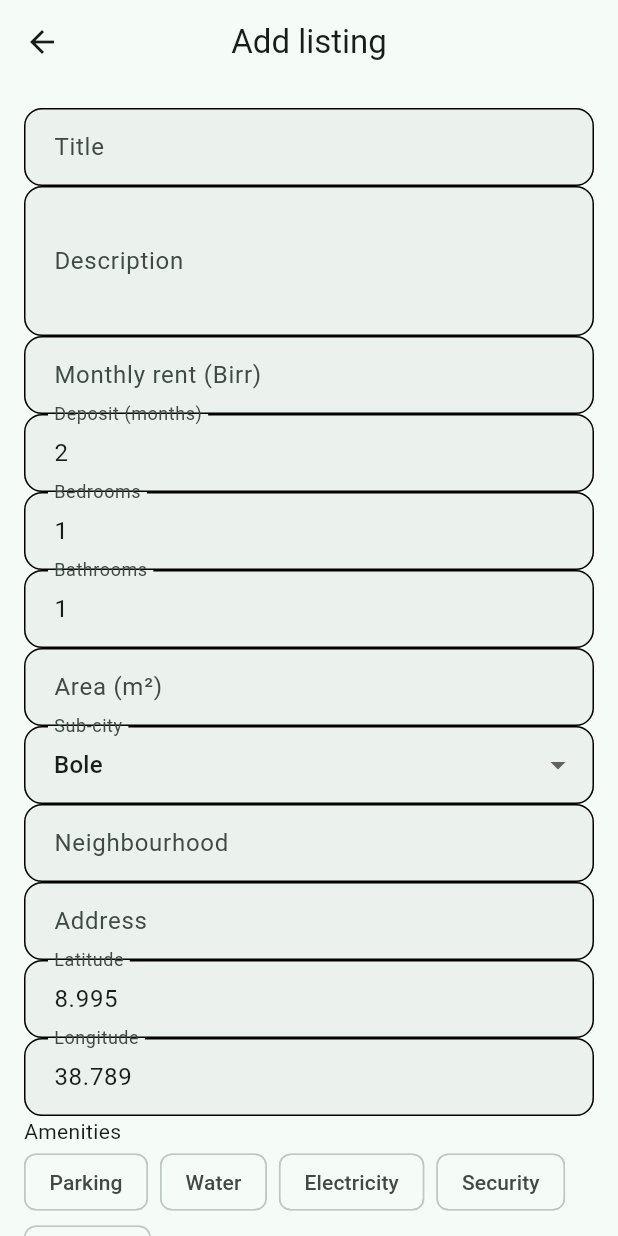
After one commit to 1lelanta/kiray_bet, a Flutter app: the ListingFormScreen screen opened directly, on a phone screen of 412 x 824 dp. The commit adds this screen. Run offline on Flutter 3.47's test engine with Material 3 defaults, Android fonts, the phone set to English and light mode, and no system bars; our stand-ins replace flutter_riverpod, freezed_annotation, go_router.

Commit message:
feat: build owner listing form

```diff
--- /dev/null
+++ b/lib/features/listings/presentation/screens/listing_form_screen.dart
@@ -0,0 +1,400 @@
+import 'package:flutter/material.dart';
+import 'package:flutter_riverpod/flutter_riverpod.dart';
+import 'package:go_router/go_router.dart';
+
+import '../../domain/listing.dart';
+import '../listing_strings.dart';
+import '../providers/listing_data_providers.dart';
+import '../providers/listing_providers.dart';
+
+class ListingFormScreen extends ConsumerStatefulWidget {
+  const ListingFormScreen({super.key, this.listingId});
+  final String? listingId;
+
+  @override
+  ConsumerState<ListingFormScreen> createState() => _ListingFormScreenState();
+}
+
+class _ListingFormScreenState extends ConsumerState<ListingFormScreen> {
+  final _formKey = GlobalKey<FormState>();
+  final _title = TextEditingController();
+  final _description = TextEditingController();
+  final _rent = TextEditingController();
+  final _deposit = TextEditingController(text: '2');
+  final _bedrooms = TextEditingController(text: '1');
+  final _bathrooms = TextEditingController(text: '1');
+  final _area = TextEditingController();
+  final _neighbourhood = TextEditingController();
+  final _address = TextEditingController();
+  final _latitude = TextEditingController(text: '8.995');
+  final _longitude = TextEditingController(text: '38.789');
+  String _subCity = 'Bole';
+  ListingStatus _status = ListingStatus.available;
+  final List<String> _photos = [];
+  final Set<String> _amenities = {};
+  Listing? _existing;
+  bool _loaded = false;
+
+  @override
+  void dispose() {
+    for (final c in [
+      _title,
+      _description,
+      _rent,
+      _deposit,
+      _bedrooms,
+      _bathrooms,
+      _area,
+      _neighbourhood,
+      _address,
+      _latitude,
+      _longitude,
+    ]) {
+      c.dispose();
+    }
+    super.dispose();
+  }
+
+  @override
+  Widget build(BuildContext context) {
+    if (widget.listingId != null) {
+      final found = ref.watch(listingByIdProvider(widget.listingId!));
+      return found.when(
+        loading: () =>
+            const Scaffold(body: Center(child: CircularProgressIndicator())),
+        error: (e, s) =>
+            const Scaffold(body: Center(child: Text(ListingStrings.error))),
+        data: (listing) {
+          if (listing == null) {
+            return const Scaffold(
+              body: Center(child: Text(ListingStrings.notFound)),
+            );
+          }
+          if (ref.watch(currentOwnerIdProvider) != listing.ownerId) {
+            return const Scaffold(
+              body: Center(child: Text(ListingStrings.signInRequired)),
+            );
+          }
+          if (!_loaded) _prefill(listing);
+          return _form();
+        },
+      );
+    }
+    if (ref.watch(currentOwnerIdProvider) == null) {
+      return const Scaffold(
+        body: Center(child: Text(ListingStrings.signInRequired)),
+      );
+    }
+    return _form();
+  }
+
+  Widget _form() => Scaffold(
+    appBar: AppBar(
+      title: Text(
+        widget.listingId == null
+            ? ListingStrings.addListing
+            : ListingStrings.editListing,
+      ),
+    ),
+    body: SingleChildScrollView(
+      padding: const EdgeInsets.all(16),
+      child: Form(
+        key: _formKey,
+        child: Column(
+          crossAxisAlignment: CrossAxisAlignment.stretch,
+          children: [
+            _text(_title, ListingStrings.title, required: true),
+            ListingDescriptionField(
+              controller: _description,
+              values: ListingDraftValues(
+                subCity: _subCity,
+                neighbourhood: _neighbourhood.text,
+                rentBirr: int.tryParse(_rent.text),
+                bedrooms: int.tryParse(_bedrooms.text),
+                bathrooms: int.tryParse(_bathrooms.text),
+                amenities: _amenities.toList(),
+              ),
+              onChanged: () => setState(() {}),
+            ),
+            _text(
+              _rent,
+              ListingStrings.monthlyRent,
+              integer: true,
+              required: true,
+            ),
+            _text(
+              _deposit,
+              ListingStrings.depositMonths,
+              integer: true,
+              required: true,
+            ),
+            _text(
+              _bedrooms,
+              ListingStrings.bedrooms,
+              integer: true,
+              required: true,
+            ),
+            _text(
+              _bathrooms,
+              ListingStrings.bathrooms,
+              integer: true,
+              required: true,
+            ),
+            _text(_area, ListingStrings.area, number: true, required: true),
+            DropdownButtonFormField<String>(
+              initialValue: _subCity,
+              decoration: const InputDecoration(
+                labelText: ListingStrings.subCity,
+              ),
+              items: ListingStrings.subCities
+                  .map((v) => DropdownMenuItem(value: v, child: Text(v)))
+                  .toList(),
+              onChanged: (v) => setState(() {
+                _subCity = v ?? _subCity;
+                final point = _subCityCoordinates[_subCity]!;
+                _latitude.text = '${point.$1}';
+                _longitude.text = '${point.$2}';
+              }),
+            ),
+            _text(_neighbourhood, ListingStrings.neighbourhood, required: true),
+            _text(_address, ListingStrings.address, required: true),
+            _text(
+              _latitude,
+              ListingStrings.latitude,
+              number: true,
+              required: true,
+              validator: (value) => _coordinate(value, min: 8.90, max: 9.10),
+            ),
+            _text(
+              _longitude,
+              ListingStrings.longitude,
+              number: true,
+              required: true,
+              validator: (value) => _coordinate(value, min: 38.67, max: 38.88),
+            ),
+            Text(ListingStrings.amenities),
+            Wrap(
+              spacing: 8,
+              children: ListingStrings.availableAmenities
+                  .map(
+                    (amenity) => FilterChip(
+                      label: Text(amenity),
+                      selected: _amenities.contains(amenity),
+                      onSelected: (selected) => setState(() {
+                        if (selected) {
+                          _amenities.add(amenity);
+                        } else {
+                          _amenities.remove(amenity);
+                        }
+                      }),
+                    ),
+                  )
+                  .toList(),
+            ),
+            if (widget.listingId != null)
+              DropdownButtonFormField<ListingStatus>(
+                key: const Key(ListingStrings.status),
+                initialValue: _status,
+                decoration: const InputDecoration(
+                  labelText: ListingStrings.status,
+                ),
+                items: ListingStatus.values
+                    .map((v) => DropdownMenuItem(value: v, child: Text(v.name)))
+                    .toList(),
+                onChanged: (v) => setState(() => _status = v ?? _status),
+              ),
+            Text('${ListingStrings.photos}: ${_photos.length}'),
+            TextButton.icon(
+              key: const Key(ListingStrings.addPhoto),
+              onPressed: () => setState(
+                () => _photos.add('placeholder://photo-${_photos.length + 1}'),
+              ),
+              icon: const Icon(Icons.add_photo_alternate_outlined),
+              label: const Text(ListingStrings.addPhoto),
+            ),
+            const SizedBox(height: 16),
+            FilledButton(
+              key: const Key(ListingStrings.saveListing),
+              onPressed: _save,
+              child: const Text(ListingStrings.saveListing),
+            ),
+          ],
+        ),
+      ),
+    ),
+  );
+
+  Widget _text(
+    TextEditingController c,
+    String label, {
+    bool number = false,
+    bool integer = false,
+    bool required = false,
+    String? Function(String?)? validator,
+  }) => TextFormField(
+    key: Key(label),
+    controller: c,
+    onChanged: (_) => setState(() {}),
+    keyboardType: number || integer ? TextInputType.number : TextInputType.text,
+    decoration: InputDecoration(labelText: label),
+    validator:
+        validator ??
+        (value) {
+          if (required && (value == null || value.trim().isEmpty)) {
+            return ListingStrings.required;
+          }
+          if ((number || integer) &&
+              value != null &&
+              value.trim().isNotEmpty &&
+              num.tryParse(value) == null) {
+            return ListingStrings.invalidNumber;
+          }
+          if ((number || integer) &&
+              value != null &&
+              num.tryParse(value) != null &&
+              num.parse(value) < 0) {
+            return ListingStrings.invalidNumber;
+          }
+          if (integer && value != null && int.tryParse(value) == null) {
+            return ListingStrings.invalidNumber;
+          }
+          return null;
+        },
+  );
+
+  String? _coordinate(
+    String? value, {
+    required double min,
+    required double max,
+  }) {
+    final coordinate = double.tryParse(value ?? '');
+    if (coordinate == null || coordinate < min || coordinate > max) {
+      return ListingStrings.coordinateError;
+    }
+    return null;
+  }
+
+  void _prefill(Listing listing) {
+    _existing = listing;
+    _title.text = listing.title;
+    _description.text = listing.description;
+    _rent.text = '${listing.monthlyRentBirr}';
+    _deposit.text = '${listing.depositMonths}';
+    _bedrooms.text = '${listing.bedrooms}';
+    _bathrooms.text = '${listing.bathrooms}';
+    _area.text = '${listing.areaSqm}';
+    _subCity = listing.subCity;
+    _neighbourhood.text = listing.neighbourhood;
+    _address.text = listing.address;
+    _latitude.text = '${listing.latitude}';
+    _longitude.text = '${listing.longitude}';
+    _amenities.addAll(listing.amenities);
+    _status = listing.status;
+    _photos.addAll(listing.photoUrls);
+    _loaded = true;
+  }
+
+  Future<void> _save() async {
+    if (!_formKey.currentState!.validate()) return;
+    if (_photos.isEmpty) {
+      ScaffoldMessenger.of(context).showSnackBar(
+        const SnackBar(content: Text(ListingStrings.photoRequired)),
+      );
+      return;
+    }
+    final ownerId = ref.read(currentOwnerIdProvider);
+    if (ownerId == null) return;
+    final previous = _existing;
+    final now = DateTime.now();
+    final listing = Listing(
+      id: previous?.id ?? 'listing-${now.microsecondsSinceEpoch}',
+      ownerId: ownerId,
+      title: _title.text.trim(),
+      description: _description.text.trim(),
+      monthlyRentBirr: int.parse(_rent.text),
+      depositMonths: int.parse(_deposit.text),
+      bedrooms: int.parse(_bedrooms.text),
+      bathrooms: int.parse(_bathrooms.text),
+      areaSqm: double.parse(_area.text),
+      subCity: _subCity,
+      neighbourhood: _neighbourhood.text.trim(),
+      address: _address.text.trim(),
+      latitude: double.parse(_latitude.text),
+      longitude: double.parse(_longitude.text),
+      amenities: _amenities.toList(),
+      photoUrls: _photos,
+      status: _status,
+      createdAt: previous?.createdAt ?? now,
+      updatedAt: now,
+    );
+    final repo = ref.read(listingRepositoryProvider);
+    if (previous == null) {
+      await repo.addListing(listing);
+    } else {
+      await repo.updateListing(listing);
+    }
+    ref.invalidate(allListingsProvider);
+    ref.invalidate(currentOwnerListingsProvider);
+    if (mounted) context.pop();
+  }
+}
+
+class ListingDescriptionField extends StatelessWidget {
+  const ListingDescriptionField({
+    super.key,
+    required this.controller,
+    required this.values,
+    this.builder,
+    this.onChanged,
+  });
+  final TextEditingController controller;
+  final ListingDraftValues values;
+  final VoidCallback? onChanged;
+  final Widget Function(
+    BuildContext,
+    ListingDraftValues,
+    TextEditingController,
+  )?
+  builder;
+
+  @override
+  Widget build(BuildContext context) => Column(
+    children: [
+      TextFormField(
+        controller: controller,
+        onChanged: (_) => onChanged?.call(),
+        minLines: 3,
+        maxLines: 6,
+        decoration: const InputDecoration(
+          labelText: ListingStrings.description,
+        ),
+      ),
+      if (builder != null) builder!(context, values, controller),
+    ],
+  );
+}
+
+const _subCityCoordinates = <String, (double, double)>{
+  'Bole': (8.995, 38.789),
+  'Yeka': (9.024, 38.805),
+  'Kirkos': (9.012, 38.766),
+  'Lideta': (9.010, 38.731),
+  'Arada': (9.035, 38.752),
+  'Nifas Silk-Lafto': (8.965, 38.708),
+  'Kolfe Keranio': (9.018, 38.690),
+  'Gullele': (9.071, 38.758),
+};
+
+class ListingDraftValues {
+  const ListingDraftValues({
+    this.subCity,
+    this.neighbourhood,
+    this.rentBirr,
+    this.bedrooms,
+    this.bathrooms,
+    this.amenities = const [],
+  });
+  final String? subCity, neighbourhood;
+  final int? rentBirr, bedrooms, bathrooms;
+  final List<String> amenities;
+}
--- a/lib/features/profile/presentation/screens/post_listing_screen.dart
+++ b/lib/features/profile/presentation/screens/post_listing_screen.dart
@@ -1,17 +1,9 @@
 import 'package:flutter/material.dart';
 
-import '../../../../../core/widgets/app_scaffold.dart';
-import '../../../../../core/widgets/empty_state.dart';
+import '../../../listings/presentation/screens/listing_form_screen.dart';
 
-/// Placeholder for posting a new rental listing.
 class PostListingScreen extends StatelessWidget {
   const PostListingScreen({super.key});
-
   @override
-  Widget build(BuildContext context) {
-    return const AppScaffold(
-      title: 'Post Listing',
-      body: EmptyState(icon: Icons.add_home_outlined, title: 'Post Listing'),
-    );
-  }
+  Widget build(BuildContext context) => const ListingFormScreen();
 }
```
